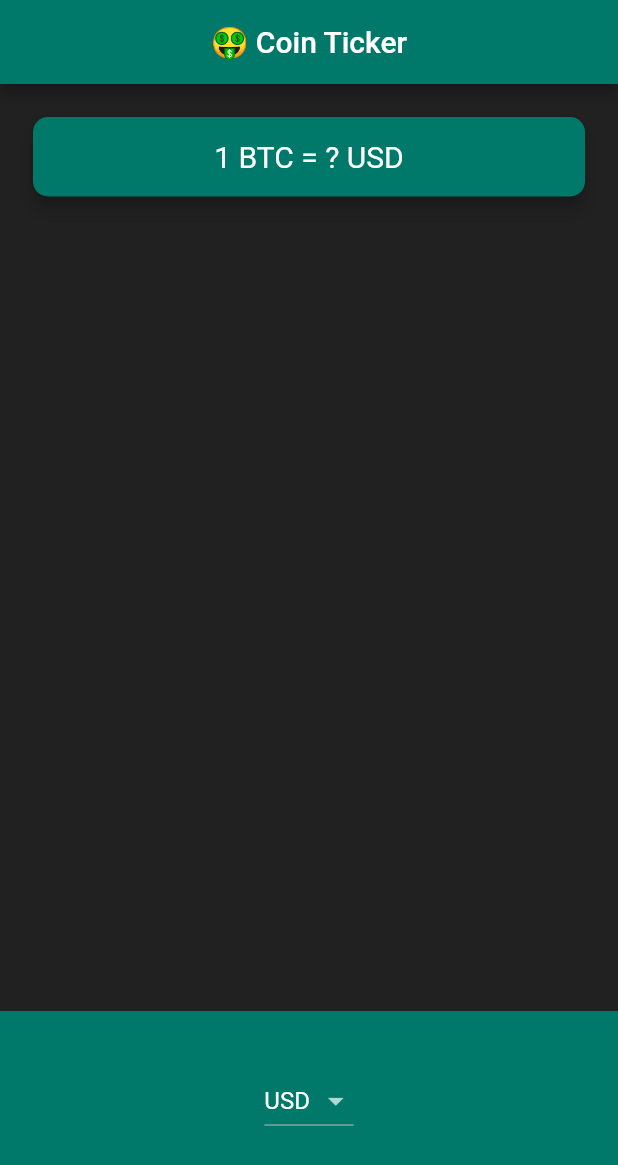
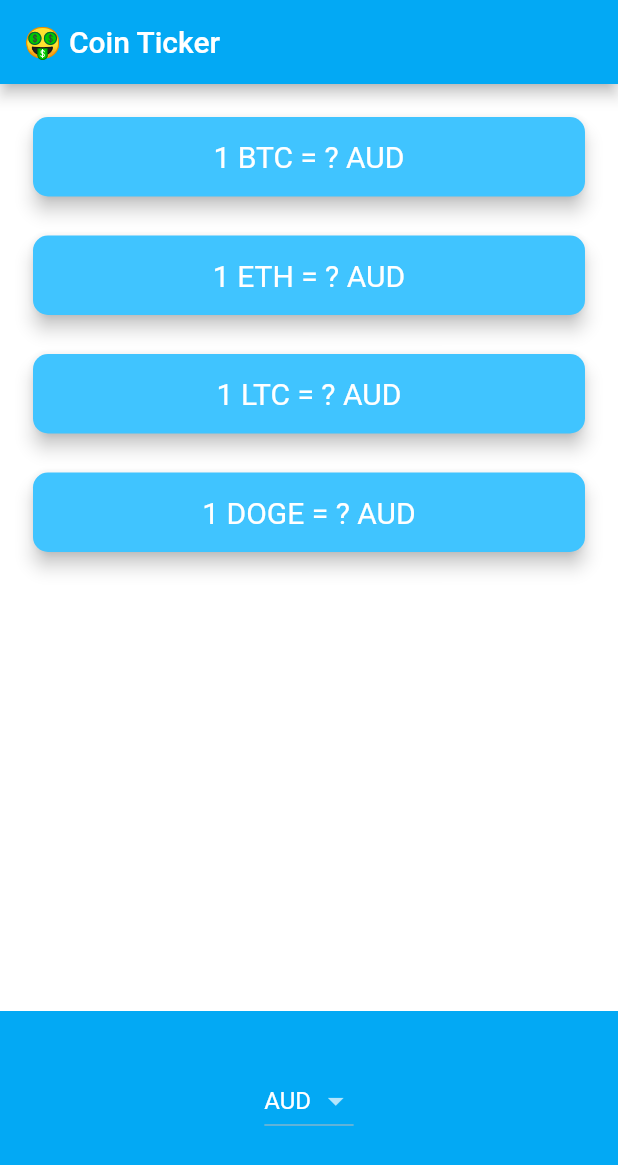
Before and after one commit to Procoder16/BitCoin_Ticker, a Flutter app: the screen it shows after launch, on a phone screen of 412 x 824 dp. Shown: the top 1165 px of the screen. Run offline on Flutter 3.47's test engine with Material 2 defaults, Android fonts, the phone set to English and light mode, and no system bars; network calls fail.

Commit message:
app finished with the doge coin parameter also added

```diff
--- a/lib/main.dart
+++ b/lib/main.dart
@@ -7,10 +7,9 @@ class MyApp extends StatelessWidget {
   @override
   Widget build(BuildContext context) {
     return MaterialApp(
-      debugShowCheckedModeBanner: false,
       theme: ThemeData.dark().copyWith(
-          primaryColor: Colors.teal[700],
-          scaffoldBackgroundColor: Colors.grey[900]),
+          primaryColor: Colors.lightBlue,
+          scaffoldBackgroundColor: Colors.white),
       home: PriceScreen(),
     );
   }
--- a/lib/price_screen.dart
+++ b/lib/price_screen.dart
@@ -9,69 +9,129 @@ class PriceScreen extends StatefulWidget {
 }
 
 class _PriceScreenState extends State<PriceScreen> {
-  String selectedCurrency = 'USD';
+  String selectedCurrency = 'AUD';
 
-  DropdownButton<String> androidDropDown() {
-    List<DropdownMenuItem<String>> dropDownItems = [];
-    for (int i = 0; i < currenciesList.length; i++) {
-      String curr = currenciesList[i];
+  DropdownButton<String> androidDropdown() {
+    List<DropdownMenuItem<String>> dropdownItems = [];
+    for (String currency in currenciesList) {
       var newItem = DropdownMenuItem(
-        child: Text(curr),
-        value: curr,
+        child: Text(currency),
+        value: currency,
       );
-      dropDownItems.add(newItem);
+      dropdownItems.add(newItem);
     }
 
     return DropdownButton<String>(
       value: selectedCurrency,
-      items: dropDownItems,
+      items: dropdownItems,
       onChanged: (value) {
         setState(() {
           selectedCurrency = value;
+          getData();
         });
       },
     );
   }
 
   CupertinoPicker iOSPicker() {
-    List<Text> pickerList = [];
-    for (int i = 0; i < currenciesList.length; i++) {
-      String curr = currenciesList[i];
-      var newItem = Text(curr);
-      pickerList.add(newItem);
+    List<Text> pickerItems = [];
+    for (String currency in currenciesList) {
+      pickerItems.add(Text(currency));
     }
 
     return CupertinoPicker(
-      backgroundColor: Colors.teal[700],
+      backgroundColor: Colors.lightBlue,
       itemExtent: 32.0,
-      onSelectedItemChanged: (selectedIndex) {},
-      children: pickerList,
+      onSelectedItemChanged: (selectedIndex) {
+        setState(() {
+          selectedCurrency = currenciesList[selectedIndex];
+          getData();
+        });
+      },
+      children: pickerItems,
     );
   }
 
-  Widget getPicker() {
-    if (Platform.isIOS) {
-      return iOSPicker();
-    } else if (Platform.isAndroid) {
-      return androidDropDown();
+  Map<String, String> coinValues = {};
+  bool isWaiting = false;
+
+  void getData() async {
+    isWaiting = true;
+    try {
+      var data = await CoinData().getCoinData(selectedCurrency);
+      isWaiting = false;
+      setState(() {
+        coinValues = data;
+      });
+    } catch (e) {
+      print(e);
     }
+  }
+
+  @override
+  void initState() {
+    super.initState();
+    getData();
+  }
+
+  Column makeCards() {
+    List<CryptoCard> cryptoCards = [];
+    for (String crypto in cryptoList) {
+      cryptoCards.add(
+        CryptoCard(
+          cryptoCurrency: crypto,
+          selectedCurrency: selectedCurrency,
+          value: isWaiting ? '?' : coinValues[crypto],
+        ),
+      );
+    }
+    return Column(
+      crossAxisAlignment: CrossAxisAlignment.stretch,
+      children: cryptoCards,
+    );
   }
 
   @override
   Widget build(BuildContext context) {
     return Scaffold(
       appBar: AppBar(
-        centerTitle: true,
         title: Text('🤑 Coin Ticker'),
       ),
       body: Column(
         mainAxisAlignment: MainAxisAlignment.spaceBetween,
         crossAxisAlignment: CrossAxisAlignment.stretch,
         children: <Widget>[
-          Padding(
+          makeCards(),
+          Container(
+            height: 150.0,
+            alignment: Alignment.center,
+            padding: EdgeInsets.only(bottom: 30.0),
+            color: Colors.lightBlue,
+            child: Platform.isIOS ? iOSPicker() : androidDropdown(),
+          ),
+        ],
+      ),
+    );
+  }
+}
+
+class CryptoCard extends StatelessWidget {
+  const CryptoCard({
+    this.value,
+    this.selectedCurrency,
+    this.cryptoCurrency,
+  });
+
+  final String value;
+  final String selectedCurrency;
+  final String cryptoCurrency;
+
+  @override
+  Widget build(BuildContext context) {
+    return Padding(
       padding: EdgeInsets.fromLTRB(18.0, 18.0, 18.0, 0),
       child: Card(
-              color: Colors.teal[700],
+        color: Colors.lightBlueAccent,
         elevation: 5.0,
         shape: RoundedRectangleBorder(
           borderRadius: BorderRadius.circular(10.0),
@@ -79,7 +139,7 @@ class _PriceScreenState extends State<PriceScreen> {
         child: Padding(
           padding: EdgeInsets.symmetric(vertical: 15.0, horizontal: 28.0),
           child: Text(
-                  '1 BTC = ? USD',
+            '1 $cryptoCurrency = $value $selectedCurrency',
             textAlign: TextAlign.center,
             style: TextStyle(
               fontSize: 20.0,
@@ -88,16 +148,6 @@ class _PriceScreenState extends State<PriceScreen> {
           ),
         ),
       ),
-          ),
-          Container(
-            height: 150.0,
-            alignment: Alignment.center,
-            padding: EdgeInsets.only(bottom: 30.0),
-            color: Colors.teal[700],
-            child: getPicker(),
-          ),
-        ],
-      ),
     );
   }
 }
--- a/pubspec.yaml
+++ b/pubspec.yaml
@@ -1,7 +1,6 @@
 name: bitcoin_ticker
 description: A new Flutter application.
 version: 1.0.0+1
-
 environment:
   sdk: ">=2.1.0 <3.0.0"
 
@@ -10,11 +9,10 @@ dependencies:
     sdk: flutter
 
   cupertino_icons: ^0.1.2
+  http: ^0.12.0+2
 
 dev_dependencies:
   flutter_test:
     sdk: flutter
-
 flutter:
-
   uses-material-design: true
```
Also changed, not shown: lib/coin_data.dart (+26 -6 lines), pubspec.lock, 2 other files. Lines whose indentation alone changed are shown as unchanged.
